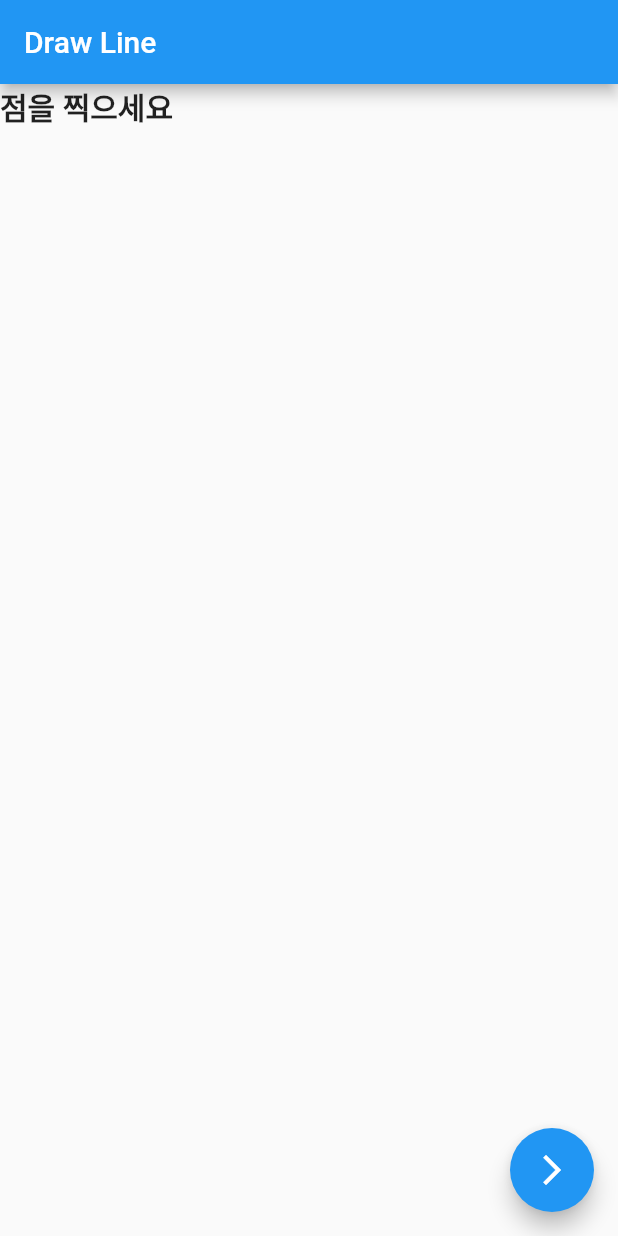
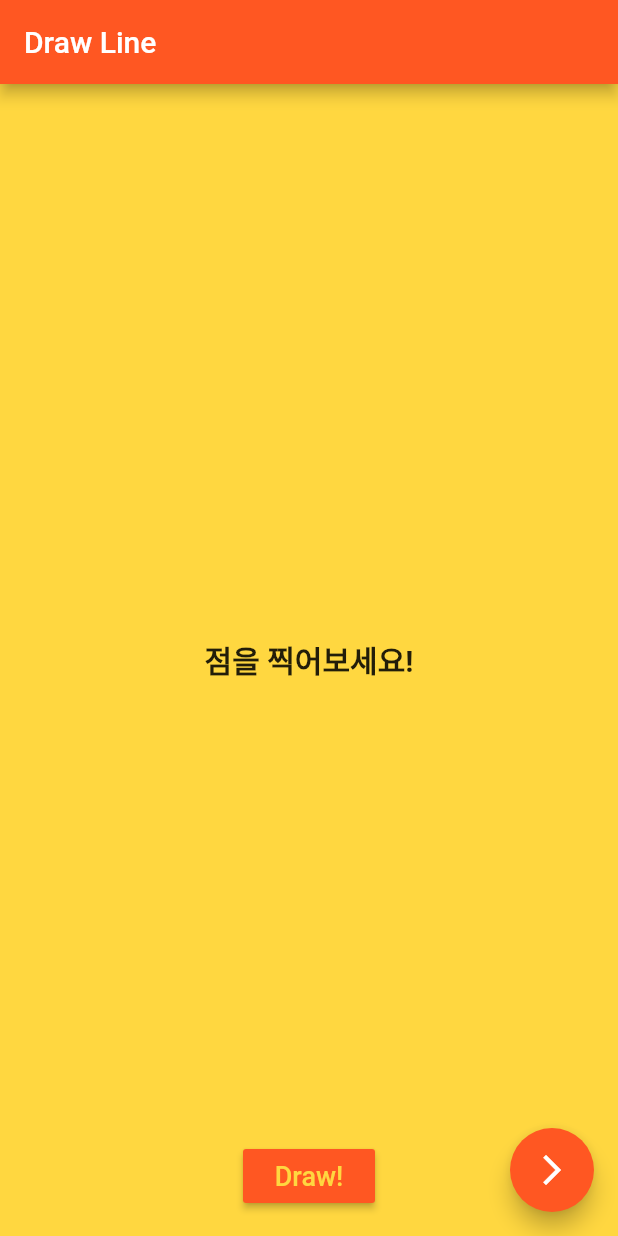
Before and after one commit to DONXUX/Draw_line_application, a Flutter app: the screen it shows after launch, on a phone screen of 412 x 824 dp. Run offline on Flutter 3.47's test engine with Material 2 defaults, Android fonts, the phone set to English and light mode, and no system bars.

Commit message:
Add Draw Line Function

```diff
--- /dev/null
+++ b/lib/controller/draw.dart
@@ -0,0 +1,26 @@
+import 'dart:math';
+
+import 'package:flutter/material.dart';
+import 'package:flutter_app/data/geometric.dart';
+
+class Draw {
+  double posx;
+  double posy;
+  Geometric g;
+  Path mPath;
+
+  Draw() {
+    posx = 0;
+    posy = 0;
+    g = Geometric(5);
+    mPath = new Path();
+  }
+
+  void drawPoint(){
+
+  }
+
+  void onClickDraw(){
+
+  }
+}
--- a/lib/data/geometric.dart
+++ b/lib/data/geometric.dart
@@ -1,24 +1,8 @@
-import 'package:flutter/cupertino.dart';
-import 'package:meta/meta.dart';
+import 'dart:collection';
 
-/// 점 정보를 담고 있는 클래스(x, y 좌표)
-class Point {
-  int _x;
-  int _y;
+import 'dart:math';
 
-  Point(int x, int y){
-   this._x = x;
-   this._y = y;
-  }
-
-  // getter
-  @override
-  int get getX => this._x;
-  @override
-  int get getY => this._y;
-}
-
-/// 선 정보를 담고 있는 클래스(점1, 점2)
+/// 선 정보를 담고 있는 클래스입니다.
 class Line {
   Point _p1;
   Point _p2;
@@ -27,7 +11,7 @@ class Line {
   Line(Point p1, Point p2){
     this._p1 = p1;
     this._p2 = p2;
-    this._pv = new Point(p2.getX- p1.getX, p2.getY - p1.getY);
+    this._pv = new Point(p2.x - p1.x, p2.y - p1.y);
   }
 
   // getter
@@ -36,3 +20,31 @@ class Line {
   @override
   Point get getP2 => this._p2;
 }
+
+/// 점, 선 리스트큐를 담고있는 클래스입니다.
+class Geometric {
+  ListQueue<Point> ps;
+  ListQueue<Line> ls;
+  int _queueMaxSize;
+
+  Geometric(int size) {
+    ps = new ListQueue();
+    ls = new ListQueue();
+    _queueMaxSize = size;
+  }
+
+  @override
+  int get getPointListSize => this.ps.length;
+
+  /// 점을 추가합니다.
+  void addPoint(Point p1){
+    if(ps.length >= _queueMaxSize)
+      ps.removeLast();
+    ps.addFirst(p1);
+  }
+
+  /// 점을 제거합니다.
+  void delPoint(){
+    ps.removeFirst();
+  }
+}
--- a/lib/widgets/main.dart
+++ b/lib/widgets/main.dart
@@ -1,5 +1,11 @@
+import 'dart:math';
+
 import 'package:flutter/material.dart';
+import 'package:flutter_app/controller/draw.dart';
+import 'package:flutter_app/data/geometric.dart';
 
+/// 메인화면을 담당하는 클래스입니다.
+/// 점을 찍고 라인을 그리는 화면을 담당합니다.
 void main() => runApp(MyApp());
 
 class MyApp extends StatelessWidget {
@@ -8,7 +14,7 @@ class MyApp extends StatelessWidget {
     return MaterialApp(
       title: 'Draw Line',
       theme: ThemeData(
-        primarySwatch: Colors.blue,
+        primarySwatch: Colors.deepOrange,
       ),
       home: MyHomePage(title: 'Draw Line'),
     );
@@ -25,39 +31,164 @@ class MyHomePage extends StatefulWidget {
 }
 
 class _MyHomePageState extends State<MyHomePage> {
+  final Draw _controller = Draw();
+  static Geometric g = new Geometric(5);
+  PathPainter mPathPainter = new PathPainter(g);
 
-  void onClickNext(){
+  /// 화면 터치 이벤트입니다.
+  /// 터치된 좌표를 입력받고 해당 좌표에 점을 띄웁니다.
+  void onTapDown(BuildContext context, TapDownDetails details) {
+    double posx = 0;
+    double posy = 0;
+    print("${details.globalPosition}");
+    final RenderBox box = context.findRenderObject();
+    final Offset localOffset = box.globalToLocal(details.globalPosition);
+    posx = localOffset.dx - 16.0;
+    posy = localOffset.dy - 100.0;
 
+    // 점 정보 리스트 저장 후 화면은 갱신합니다.
+    setState(() {
+      Point p = new Point(posx, posy);
+      g.addPoint(p);
+      print("디버깅 : " + g.getPointListSize.toString());
+    });
+  }
+
+  @override
+  void paint(Canvas canvas, Size size){
+    final p1 = Offset(50, 50);
+    final p2 = Offset(250, 150);
+    final paint = Paint()
+      ..color = Colors.black
+      ..strokeWidth = 4;
+    canvas.drawLine(p1, p2, paint);
+  }
+
+  void onClickDraw() {
+    for(Point i in g.ps){
+      print("x 값 : " + i.x.toString());
+      print("y 값 : " + i.y.toString());
+    }
+
+    //mPathPainter.paint();
   }
 
   @override
   Widget build(BuildContext context) {
     return Scaffold(
       appBar: AppBar(
-
         title: Text(widget.title),
       ),
-      body: Center(
+      body: Container(
+        color: Colors.amberAccent,
+        padding: EdgeInsets.all(16.0),
         child: Stack(
           children: <Widget>[
-            Text(
-              "점을 찍으세요",
-              style: TextStyle(
-                fontWeight: FontWeight.bold,
-                fontSize:20,
+            GestureDetector(
+              onTapDown: (TapDownDetails details) => onTapDown(context, details),
+              child: Stack(
+                fit: StackFit.expand,
+                children: <Widget>[
+
+                  // 점이 그려지는 컨테이너
+                  Container(
+                    color: Colors.amberAccent,
+                    child: Stack(
+                        fit: StackFit.expand,
+                        children: g.ps
+                          .map(_mapPoint)
+                          .toList(),
+
+                    ),
+                  ),
+                  // 선이 그려지는 페인트 위젯
+                  CustomPaint(
+                    painter: mPathPainter,
+                  ),
+
+                  Center(
+                    child: Text(
+                      "점을 찍어보세요!",
+                      style: TextStyle(
+                        fontWeight: FontWeight.bold,
+                        fontSize:20,
+                      ),
+                    ),
+                  ),
+
+                ],
               ),
             ),
-            Container(
-              //TODO: 그리기
-            )
+
+            Align(
+              alignment: Alignment.bottomCenter,
+              child: RaisedButton(
+                color: Colors.deepOrange,
+                child:Text(
+                  "Draw!",
+                  style: TextStyle(
+                      fontSize: 18,
+                      color: Colors.amberAccent
+                  ),
+                ),
+                onPressed: onClickDraw,
+              ),
+            ),
           ],
         ),
       ),
       floatingActionButton: FloatingActionButton(
-        onPressed: onClickNext,
+        onPressed: null,
         tooltip: '다음',
         child: Icon(Icons.arrow_forward_ios),
-      ), // This trailing comma makes auto-formatting nicer for build methods.
+      ),
     );
   }
+
+  // 점을 표현하는 위젯입니다.
+  Widget _mapPoint(final Point point) => Positioned(
+    left: point.x,
+    top: point.y,
+    child: Icon(
+        Icons.lens,
+        color: Colors.red,
+        size: 8.0
+    ),
+  );
 }
+
+class PathPainter extends CustomPainter {
+  Geometric g;
+
+  PathPainter(Geometric g) {
+    this.g = g;
+  }
+
+  @override
+  void paint(Canvas canvas, Size size) {
+    Paint paint = Paint()
+      ..color = Colors.red
+      ..style = PaintingStyle.stroke
+      ..strokeWidth = 4.0;
+
+    print("paint 함수 호출");
+    for(int i = 0; i < g.getPointListSize - 1; i++){
+      Offset p1 = Offset(g.ps.elementAt(i).x, g.ps.elementAt(i).y);
+      Offset p2 = Offset(g.ps.elementAt(i + 1).x, g.ps.elementAt(i + 1).y);
+      canvas.drawLine(p1, p2, paint);
+    }
+
+    /*
+    Path path = Path();
+    // TODO: do operations here
+    for(int i = 0; i < g.getPointListSize - 1; i++){
+      path.lineTo(g.ps.elementAt(i).x, g.ps.elementAt(i).y);
+      canvas.drawPath(path, paint);
+    }
+        path.close();
+    */
+  }
+
+  @override
+  bool shouldRepaint(CustomPainter oldDelegate) => true;
+}
```
